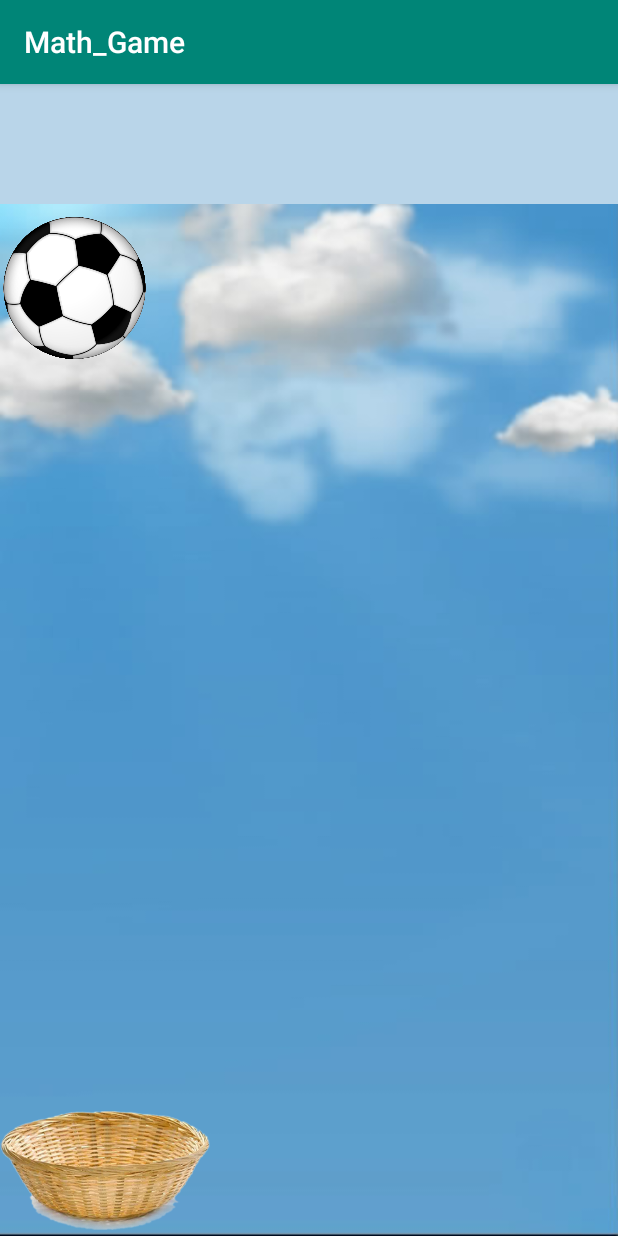
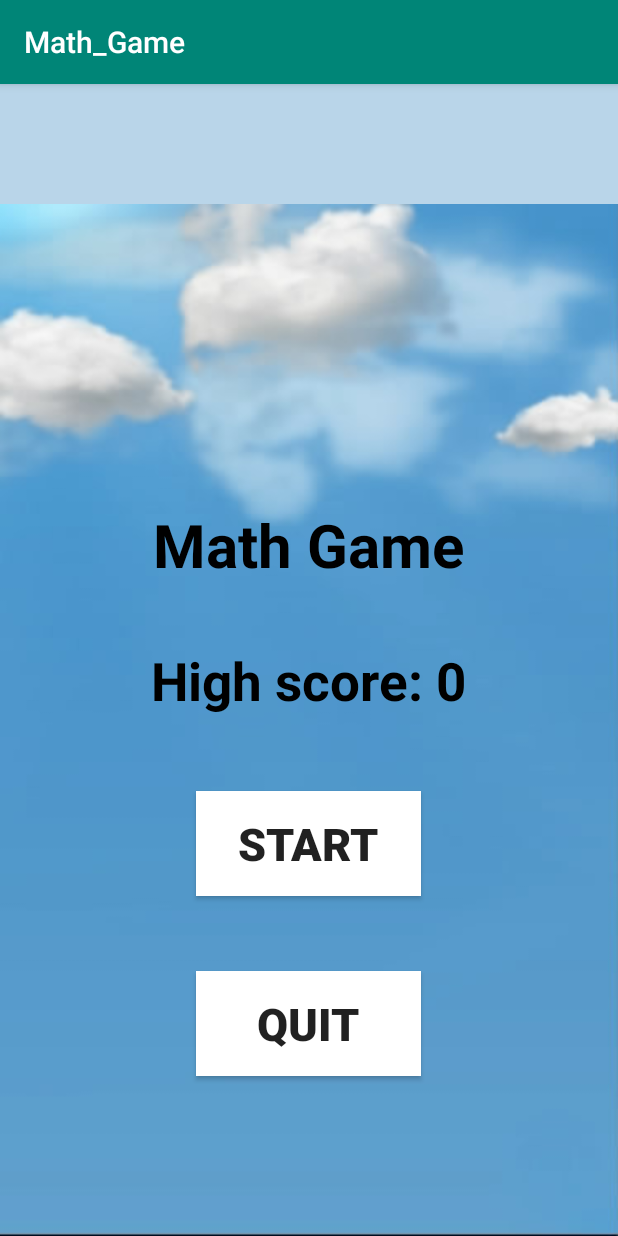
Before and after one commit to havkokfong/MathGame, an Android app: the screen it shows after launch (MainActivity), on a phone screen of 412 x 824 dp. Run offline under Robolectric (Android 15) with nearby library versions, the phone set to English and light mode, and no system bars.

Commit message:
add title and button to layout

```diff
--- a/app/src/main/res/layout/activity_main.xml
+++ b/app/src/main/res/layout/activity_main.xml
@@ -23,39 +23,92 @@
             android:layout_width="140dp"
             android:layout_height="87dp"
             android:layout_gravity="bottom"
-            android:src="@drawable/basket" />
+            android:src="@drawable/basket"
+            android:visibility="invisible"/>
 
         <ImageView
             android:id="@+id/soccerBall_1"
             android:layout_width="99dp"
             android:layout_height="112dp"
-            android:src="@drawable/soccer_ball" />
+            android:src="@drawable/soccer_ball"
+            android:visibility="invisible"/>
 
         <ImageView
             android:id="@+id/soccerBall_2"
             android:layout_width="99dp"
             android:layout_height="112dp"
-            android:src="@drawable/soccer_ball" />
+            android:src="@drawable/soccer_ball"
+            android:visibility="invisible"/>
 
 
         <ImageView
             android:id="@+id/soccerBall_3"
             android:layout_width="99dp"
             android:layout_height="112dp"
-            android:src="@drawable/soccer_ball" />
+            android:src="@drawable/soccer_ball"
+            android:visibility="invisible"/>
 
         <ImageView
             android:id="@+id/soccerBall_4"
             android:layout_width="99dp"
             android:layout_height="112dp"
-            android:src="@drawable/soccer_ball" />
+            android:src="@drawable/soccer_ball"
+            android:visibility="invisible"/>
 
+        <LinearLayout
+            android:id="@+id/start_game"
+            android:layout_width="match_parent"
+            android:layout_height="match_parent"
+            android:orientation="vertical"
+            android:layout_gravity="center_horizontal">
 
-        <ImageView
-            android:id="@+id/soccerBall_5"
-            android:layout_width="99dp"
-            android:layout_height="112dp"
-            android:src="@drawable/soccer_ball" />
+            <TextView
+                android:layout_width="wrap_content"
+                android:layout_height="wrap_content"
+                android:text="@string/game_title"
+                android:textSize="40sp"
+                android:textAlignment="center"
+                android:layout_gravity="center_horizontal"
+                android:textStyle="bold"
+                android:textColor="@color/black"
+                android:layout_marginTop="200dp"
+                />
+
+            <TextView
+                android:layout_width="wrap_content"
+                android:layout_height="wrap_content"
+                android:text="@string/high_score_text"
+                android:textSize="35sp"
+                android:textColor="@color/black"
+                android:textStyle="bold"
+                android:layout_gravity="center_horizontal"
+                android:layout_marginTop="40dp"
+                />
+
+            <Button
+                android:id="@+id/start_button"
+                android:layout_width="150dp"
+                android:layout_height="70dp"
+                android:layout_gravity="center_horizontal"
+                android:text="@string/start_button_text"
+                android:textStyle="bold"
+                android:textSize="30sp"
+                android:background="@color/white"
+                android:layout_marginTop="50dp"
+                />
+
+            <Button
+                android:layout_width="150dp"
+                android:layout_height="70dp"
+                android:layout_gravity="center_horizontal"
+                android:text="@string/quit_button_text"
+                android:textStyle="bold"
+                android:textSize="30sp"
+                android:background="@color/white"
+                android:layout_marginTop="50dp"
+                />
+
+        </LinearLayout>
 
     </FrameLayout>
 
--- a/app/src/main/res/values/colors.xml
+++ b/app/src/main/res/values/colors.xml
@@ -5,4 +5,5 @@
     <color name="colorAccent">#D81B60</color>
     <color name="white">#ffffff</color>
     <color name="light_blue">#776DA9D4</color>
+    <color name="black">#000000</color>
 </resources>
--- a/app/src/main/res/values/strings.xml
+++ b/app/src/main/res/values/strings.xml
@@ -1,3 +1,7 @@
 <resources>
     <string name="app_name">Math_Game</string>
+    <string name="game_title">Math Game</string>
+    <string name="start_button_text">Start</string>
+    <string name="quit_button_text">Quit</string>
+    <string name="high_score_text">High score: 0</string>
 </resources>
```
